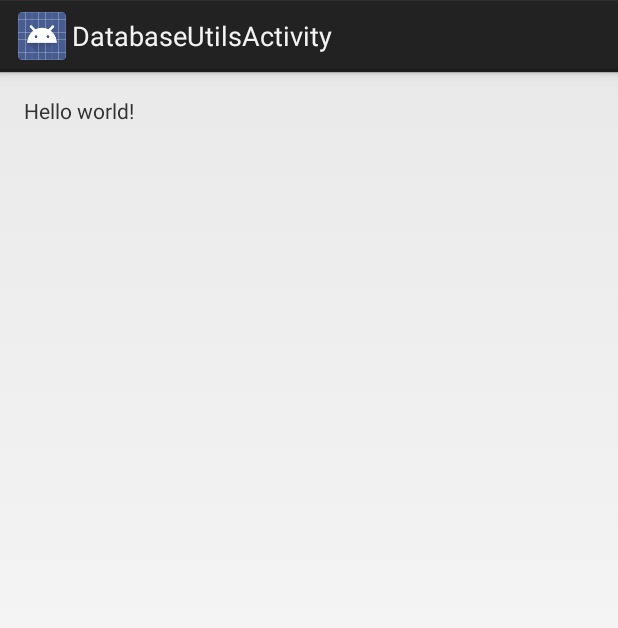
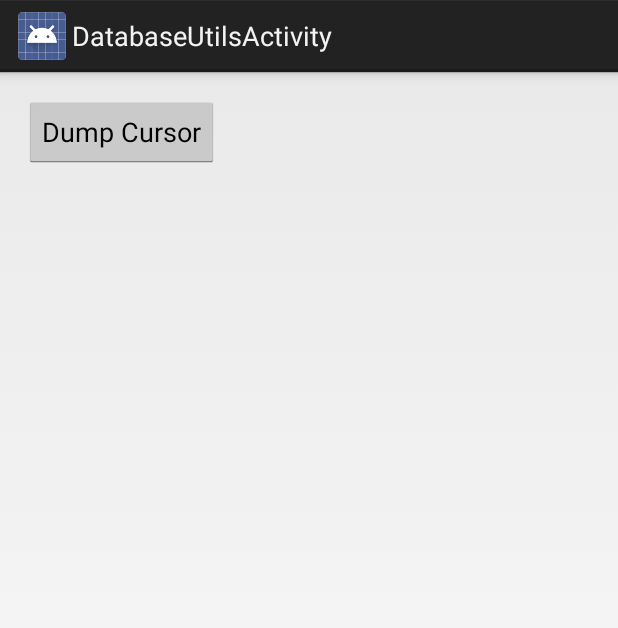
Before and after one commit to operando/Effective-SQLite-for-Android, an Android app: the DatabaseUtilsActivity screen opened directly, with no data from a screen before it, on a phone screen of 412 x 824 dp. Shown: the top 628 px of the screen. Run offline under Robolectric (Android 15) with nearby library versions, the phone set to English and light mode, and no system bars; our stand-ins replace ButterKnife.

Commit message:
Add DatabaseUtils Dump cursor

```diff
--- a/app/src/main/res/layout/activity_database_utils.xml
+++ b/app/src/main/res/layout/activity_database_utils.xml
@@ -9,8 +9,9 @@
     android:paddingBottom="@dimen/activity_vertical_margin"
     tools:context="com.operando.os.sqlitesample.activityes.DatabaseUtilsActivity">
 
-    <TextView
-        android:text="@string/hello_world"
+    <Button
+        android:id="@+id/databases_utils_dump_cursor"
+        android:text="@string/database_utils_dump_cursor"
         android:layout_width="wrap_content"
         android:layout_height="wrap_content" />
 
--- a/app/src/main/res/values/strings.xml
+++ b/app/src/main/res/values/strings.xml
@@ -11,4 +11,6 @@
     <string name="mode_activity_sqlite_select">SQLite Select</string>
     <string name="mode_activity_sqlite_insert">SQLite Insert</string>
     <string name="mode_activity_database_utils">DatabaseUtils</string>
+
+    <string name="database_utils_dump_cursor">Dump Cursor</string>
 </resources>
```
Also changed, not shown: app/src/main/java/com/operando/os/sqlitesample/activityes/DatabaseUtilsActivity.java (+34 -0 lines).
